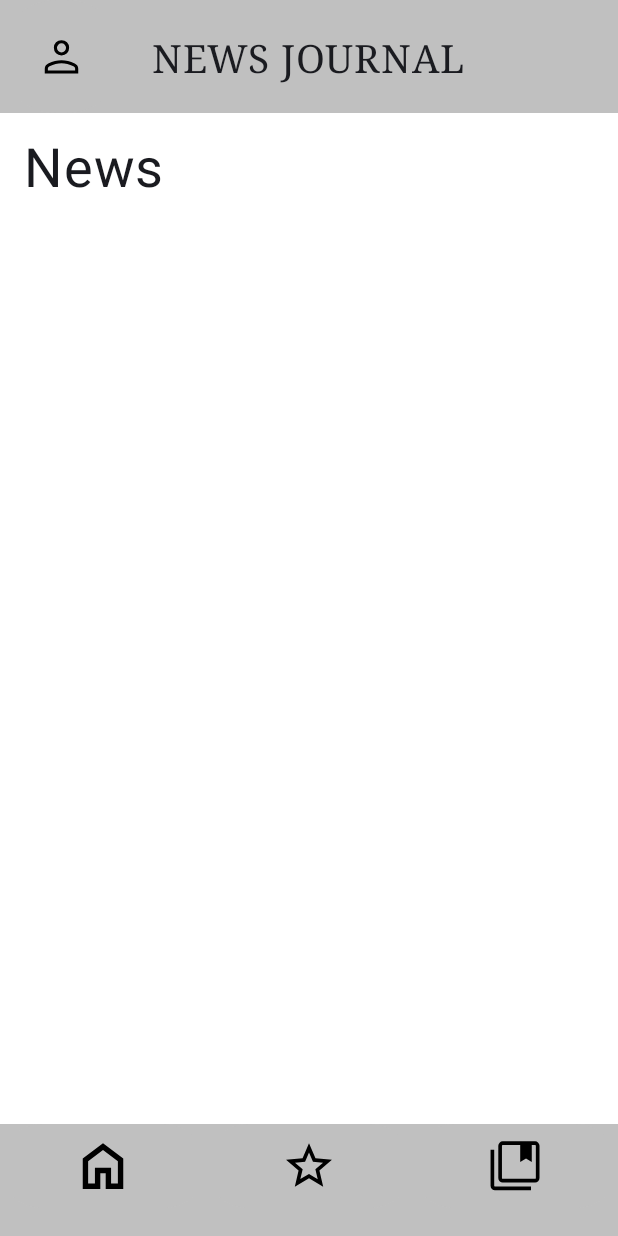
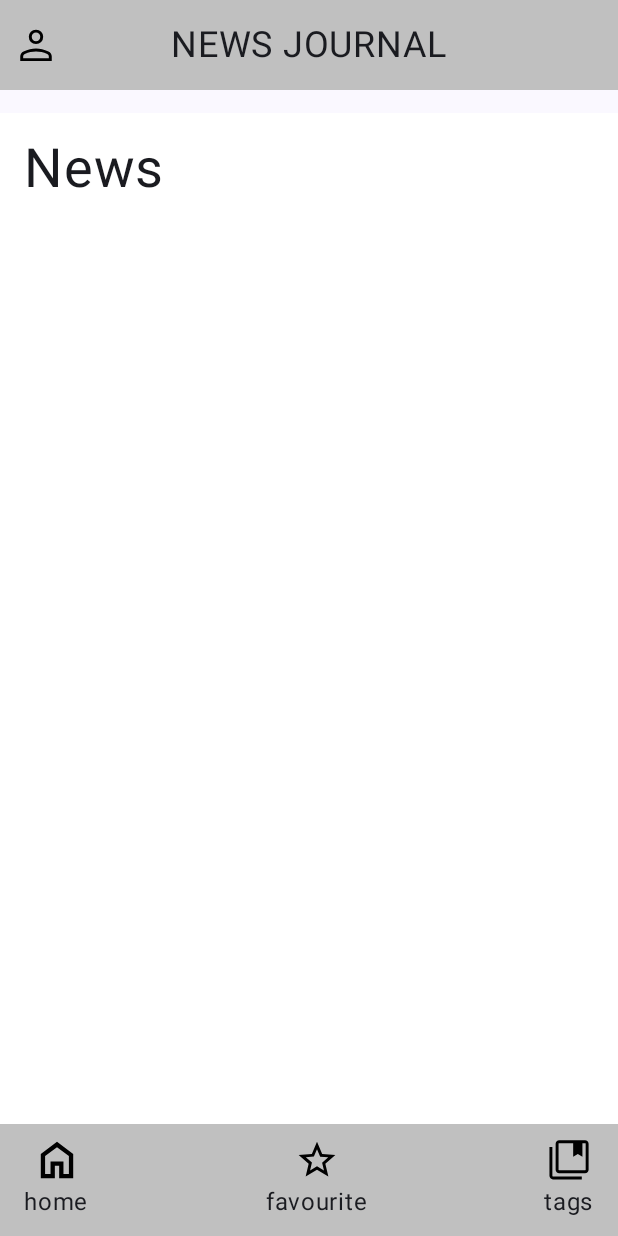
Before and after one commit to ArturHodorovskij/NewsJournal, an Android app built with Jetpack Compose: the composable HomePage shown on its own in the app's theme, on a phone screen of 412 x 824 dp. Run offline under Robolectric (Android 15) with nearby library versions, the phone set to English and light mode, and no system bars.

Commit message:
рефач

```diff
--- a/app/src/main/AndroidManifest.xml
+++ b/app/src/main/AndroidManifest.xml
@@ -6,14 +6,14 @@
         android:allowBackup="true"
         android:dataExtractionRules="@xml/data_extraction_rules"
         android:fullBackupContent="@xml/backup_rules"
-        android:icon="@mipmap/ic_launcher"
+        android:icon="@drawable/home1"
         android:label="@string/app_name"
-        android:roundIcon="@mipmap/ic_launcher_round"
+        android:roundIcon="@drawable/home1"
         android:supportsRtl="true"
         android:theme="@style/Theme.NewsJournal"
         tools:targetApi="31">
         <activity
-            android:name=".MainActivity"
+            android:name=".feed.MainActivity"
             android:exported="true"
             android:label="@string/app_name"
             android:theme="@style/Theme.NewsJournal">
--- a/app/src/main/java/com/example/newsjournal/MainActivity.kt
+++ /dev/null
@@ -1,262 +0,0 @@
-package com.example.newsjournal
-
-import android.os.Bundle
-import androidx.activity.ComponentActivity
-import androidx.activity.compose.setContent
-import androidx.activity.enableEdgeToEdge
-import androidx.compose.foundation.Image
-import androidx.compose.foundation.background
-import androidx.compose.foundation.border
-import androidx.compose.foundation.clickable
-import androidx.compose.foundation.layout.Arrangement
-import androidx.compose.foundation.layout.Box
-import androidx.compose.foundation.layout.Column
-import androidx.compose.foundation.layout.Row
-import androidx.compose.foundation.layout.fillMaxSize
-import androidx.compose.foundation.layout.height
-import androidx.compose.foundation.layout.padding
-import androidx.compose.foundation.layout.size
-import androidx.compose.foundation.shape.RoundedCornerShape
-import androidx.compose.material3.MaterialTheme
-import androidx.compose.material3.Surface
-import androidx.compose.material3.Text
-import androidx.compose.runtime.Composable
-import androidx.compose.ui.Alignment
-import androidx.compose.ui.Modifier
-import androidx.compose.ui.graphics.Color
-import androidx.compose.ui.text.font.FontFamily
-import androidx.compose.ui.text.style.TextAlign
-import androidx.compose.ui.tooling.preview.Preview
-import androidx.compose.ui.unit.dp
-import androidx.compose.ui.unit.sp
-import com.example.newsjournal.ui.theme.NewsJournalTheme
-import androidx.compose.material3.Button
-import androidx.compose.material3.ButtonDefaults
-import androidx.compose.ui.graphics.painter.Painter
-import androidx.compose.ui.res.painterResource
-import androidx.compose.ui.text.font.FontWeight
-
-class MainActivity : ComponentActivity() {
-    override fun onCreate(savedInstanceState: Bundle?) {
-        super.onCreate(savedInstanceState)
-        enableEdgeToEdge()
-        setContent {
-            NewsJournalTheme {
-                Surface(
-                    modifier = Modifier.fillMaxSize(),
-                    color = MaterialTheme.colorScheme.background
-                ) {
-                    LoadingPage(
-                    )
-                }
-            }
-        }
-    }
-}
-
-
-@Composable
-fun LogoText() {
-    Text(
-        text = "NJ",
-        fontSize = 80.sp,
-        fontFamily = FontFamily.Serif,
-        lineHeight = 150.sp,
-        textAlign = TextAlign.Center,
-        modifier = Modifier
-            .border(width = 6.dp, color = Color.Black, shape = RoundedCornerShape(20.dp))
-            .padding(10.dp)
-    )
-}
-
-@Composable
-fun LoadingPage() {
-    Box(
-        contentAlignment = Alignment.Center,
-        modifier = Modifier
-            .fillMaxSize()
-            .background(Color.White)
-    ) {
-        LogoText()
-    }
-}
-
-//////////////////////////////////////////////////////////////////////////////
-@Composable
-fun TopLine() {
-    val loginIcon = painterResource(R.drawable.person2)
-    Row() {
-        Box(
-            modifier = Modifier
-                .background(Color(0xFFC0C0C0))
-                .height(80.dp)
-                .weight(1f)
-        ) {
-            BarNavigationItem(loginIcon)
-        }
-
-        Box(
-            modifier = Modifier
-                .background(Color(0xFFC0C0C0))
-                .height(80.dp)
-                .weight(3f)
-        )
-        {
-            Text(
-                text = "NEWS JOURNAL",
-                fontSize = 26.sp,
-                lineHeight = 80.sp,
-                textAlign = TextAlign.Center,
-                fontFamily = FontFamily.Serif,
-                fontWeight = FontWeight(550),
-                modifier = Modifier
-                    .fillMaxSize()
-            )
-        }
-        Box(
-            modifier = Modifier
-                .background(Color(0xFFC0C0C0))
-                .height(80.dp)
-                .weight(1f)
-        )
-    }
-}
-
-
-@Composable
-fun MidlLine() {
-    Box(
-        modifier = Modifier
-            .background(Color.White)
-            .fillMaxSize()
-    ) {
-        Text(
-            text = "News",
-            fontSize = 36.sp,
-
-//            textAlign = TextAlign.End   а схуя это оно тут так не работает как вверху?
-            modifier = Modifier
-                .padding(16.dp)
-                .clickable {  }
-
-        )
-    }
-}
-
-@Composable
-fun DownLine() {
-    val homeIcon = painterResource(R.drawable.home1)
-    val saveIcon = painterResource(R.drawable.star1)
-    val tagsIcon = painterResource(R.drawable.tagscollection1)
-    Row() {
-        Box(
-            modifier = Modifier
-                .background(Color(0xFFC0C0C0))
-                .height(80.dp)
-                .weight(1f)
-        ) {
-            Button(
-                onClick = {},
-                colors = ButtonDefaults.buttonColors(containerColor = Color(0xFFC0C0C0))
-            ) {
-                Image(
-                    painter = homeIcon,
-                    contentDescription = null,
-                    modifier = Modifier
-                        .size(40.dp)
-                        .weight(1f)
-                        .align(alignment = Alignment.CenterVertically)
-                )
-            }
-        }
-        Box(
-            modifier = Modifier
-                .background(Color(0xFFC0C0C0))
-                .height(80.dp)
-                .weight(1f)
-        )
-        {
-            Button(
-                onClick = {},
-                colors = ButtonDefaults.buttonColors(containerColor = Color(0xFFC0C0C0))
-            ) {
-                Image(
-                    painter = saveIcon,
-                    contentDescription = null,
-                    modifier = Modifier
-                        .size(40.dp)
-                        .weight(1f)
-                )
-            }
-        }
-        Box(
-            modifier = Modifier
-                .background(Color(0xFFC0C0C0))
-                .height(80.dp)
-                .weight(1f)
-        )
-        {
-            Button(
-                onClick = {},
-                colors = ButtonDefaults.buttonColors(containerColor = Color(0xFFC0C0C0))
-
-            ) {
-                Image(
-                    painter = tagsIcon,
-                    contentDescription = null,
-                    modifier = Modifier
-                        .size(40.dp)
-                        .weight(1f)
-                )
-            }
-        }
-    }
-}
-
-@Composable
-fun HomePage() {
-    Column(modifier = Modifier.fillMaxSize(), verticalArrangement = Arrangement.SpaceBetween) {
-        Box(modifier = Modifier.weight(1f)) {
-            TopLine()
-        }
-        Box(modifier = Modifier.weight(9f)) {
-            MidlLine()
-        }
-
-        Box(modifier = Modifier.weight(1f)) {
-            DownLine()
-        }
-    }
-}
-
-@Composable
-fun BarNavigationItem(image: Painter) {
-    Button(
-        onClick = {},
-        colors = ButtonDefaults.buttonColors(containerColor = Color(0xFFC0C0C0))
-    ) {
-        Image(
-            painter = image,
-            contentDescription = null,
-            modifier = Modifier
-                .size(80.dp)
-        )
-    }
-}
-
-
-//@Preview(showBackground = true, showSystemUi = true)
-//@Composable
-//fun GreetingPreview() {
-//    NewsJournalTheme {
-//        LoadingPage()
-//    }
-//}
-
-@Preview(showBackground = true, showSystemUi = true)
-@Composable
-fun GreetingPreview2() {
-    NewsJournalTheme {
-        HomePage()
-    }
-}
--- /dev/null
+++ b/app/src/main/java/com/example/newsjournal/design/TopAppBar.kt
@@ -0,0 +1,93 @@
+package com.example.newsjournal.design
+
+import androidx.compose.foundation.Image
+import androidx.compose.foundation.background
+import androidx.compose.foundation.clickable
+import androidx.compose.foundation.layout.Arrangement
+import androidx.compose.foundation.layout.Box
+import androidx.compose.foundation.layout.Row
+import androidx.compose.foundation.layout.fillMaxWidth
+import androidx.compose.foundation.layout.height
+import androidx.compose.foundation.layout.padding
+import androidx.compose.foundation.layout.size
+import androidx.compose.foundation.layout.width
+import androidx.compose.material3.Text
+import androidx.compose.runtime.Composable
+import androidx.compose.ui.Alignment
+import androidx.compose.ui.Modifier
+import androidx.compose.ui.graphics.painter.Painter
+import androidx.compose.ui.res.painterResource
+import androidx.compose.ui.text.style.TextAlign
+import androidx.compose.ui.tooling.preview.Preview
+import androidx.compose.ui.unit.dp
+import androidx.compose.ui.unit.sp
+import com.example.newsjournal.R
+import com.example.newsjournal.ui.theme.defaultBackground
+
+@Composable
+fun TopAppBar(
+    startImage: Painter? = null,
+    title: String,
+    endImage: Painter? = null,
+    startImageClick: () -> Unit
+) {
+    Row(
+        modifier = Modifier
+            .fillMaxWidth()
+            .height(60.dp)
+            .background(defaultBackground),
+        horizontalArrangement = Arrangement.SpaceBetween,
+        verticalAlignment = Alignment.CenterVertically
+    ) {
+        if (startImage != null) {
+            Image(
+                modifier = Modifier
+                    .size(48.dp)
+                    .padding(horizontal = 8.dp)
+                    .clickable { startImageClick() },
+                painter = startImage,
+                contentDescription = ""
+            )
+        }
+
+        Text(
+            text = title,
+            fontSize = 24.sp,
+            textAlign = TextAlign.Start
+        )
+
+        if (endImage != null) {
+            Image(
+                modifier = Modifier
+                    .size(48.dp)
+                    .padding(horizontal = 8.dp),
+                painter = endImage,
+                contentDescription = ""
+            )
+        } else {
+            Box(modifier = Modifier.width(48.dp))
+        }
+    }
+}
+
+@Preview(showBackground = true)
+@Composable
+fun PrimaryTopAppbarPreview() {
+    TopAppBar(
+        startImage = painterResource(R.drawable.person2),
+        endImage = painterResource(R.drawable.star1),
+        title = "title",
+        startImageClick = {}
+    )
+}
+
+@Preview(showBackground = true)
+@Composable
+fun SecondaryTopAppbarPreview() {
+    TopAppBar(
+        startImage = painterResource(R.drawable.person2),
+        endImage = null,
+        title = "Title",
+        startImageClick = {}
+    )
+}
--- /dev/null
+++ b/app/src/main/java/com/example/newsjournal/feed/MainActivity.kt
@@ -0,0 +1,176 @@
+package com.example.newsjournal.feed
+
+import android.content.Context
+import android.os.Bundle
+import android.widget.Toast
+import androidx.activity.ComponentActivity
+import androidx.activity.compose.setContent
+import androidx.activity.enableEdgeToEdge
+import androidx.compose.foundation.Image
+import androidx.compose.foundation.background
+import androidx.compose.foundation.border
+import androidx.compose.foundation.clickable
+import androidx.compose.foundation.layout.Arrangement
+import androidx.compose.foundation.layout.Box
+import androidx.compose.foundation.layout.Column
+import androidx.compose.foundation.layout.Row
+import androidx.compose.foundation.layout.fillMaxSize
+import androidx.compose.foundation.layout.padding
+import androidx.compose.foundation.layout.size
+import androidx.compose.foundation.shape.RoundedCornerShape
+import androidx.compose.material3.MaterialTheme
+import androidx.compose.material3.Surface
+import androidx.compose.material3.Text
+import androidx.compose.runtime.Composable
+import androidx.compose.ui.Alignment
+import androidx.compose.ui.Modifier
+import androidx.compose.ui.graphics.Color
+import androidx.compose.ui.graphics.painter.Painter
+import androidx.compose.ui.res.painterResource
+import androidx.compose.ui.text.font.FontFamily
+import androidx.compose.ui.text.style.TextAlign
+import androidx.compose.ui.tooling.preview.Preview
+import androidx.compose.ui.unit.dp
+import androidx.compose.ui.unit.sp
+import com.example.newsjournal.R
+import com.example.newsjournal.design.TopAppBar
+import com.example.newsjournal.ui.theme.NewsJournalTheme
+import com.example.newsjournal.ui.theme.defaultBackground
+
+class MainActivity : ComponentActivity() {
+    override fun onCreate(savedInstanceState: Bundle?) {
+        super.onCreate(savedInstanceState)
+        enableEdgeToEdge()
+        setContent {
+            NewsJournalTheme {
+                Surface(
+                    modifier = Modifier.fillMaxSize(),
+                    color = MaterialTheme.colorScheme.background
+                ) {
+                    HomePage(this)
+                }
+            }
+        }
+        applicationContext
+    }
+}
+
+@Composable
+fun HomePage(context: Context) {
+    Column(
+        modifier = Modifier.fillMaxSize(),
+        verticalArrangement = Arrangement.SpaceBetween
+    ) {
+        Box(modifier = Modifier.weight(1f)) {
+            TopAppBar(
+                title = "NEWS JOURNAL",
+                startImage = painterResource(R.drawable.person2),
+                startImageClick = {
+                    Toast.makeText(context, "text", Toast.LENGTH_LONG).show()
+                }
+            )
+        }
+
+        Box(modifier = Modifier.weight(9f)) {
+            MidlLine()
+        }
+
+        Box(modifier = Modifier.weight(1f)) {
+            DownLine()
+        }
+    }
+}
+
+@Composable
+fun MidlLine() {
+    Box(
+        modifier = Modifier
+            .background(Color.White)
+            .fillMaxSize()
+    ) {
+        Text(
+            text = "News",
+            fontSize = 36.sp,
+
+            modifier = Modifier
+                .padding(16.dp)
+                .clickable { }
+
+        )
+    }
+}
+
+@Composable
+fun DownLine() {
+    val homeIcon = painterResource(R.drawable.home1)
+    val saveIcon = painterResource(R.drawable.star1)
+    val tagsIcon = painterResource(R.drawable.tagscollection1)
+
+    Row(
+        modifier = Modifier
+            .fillMaxSize()
+            .background(defaultBackground)
+            .padding(horizontal = 16.dp, vertical = 8.dp),
+        horizontalArrangement = Arrangement.SpaceBetween
+    ) {
+        BarNavigationItem(homeIcon, "home")
+
+        BarNavigationItem(saveIcon, "favourite")
+
+        BarNavigationItem(tagsIcon, "tags")
+    }
+}
+
+@Composable
+fun LogoText() {
+    Text(
+        text = "NJ",
+        fontSize = 80.sp,
+        fontFamily = FontFamily.Serif,
+        lineHeight = 150.sp,
+        textAlign = TextAlign.Center,
+        modifier = Modifier
+            .border(
+                width = 6.dp,
+                color = Color.Black,
+                shape = RoundedCornerShape(20.dp)
+            )
+            .padding(10.dp)
+    )
+}
+
+@Composable
+fun LoadingPage() {
+    Box(
+        contentAlignment = Alignment.Center,
+        modifier = Modifier
+            .fillMaxSize()
+            .background(Color.White)
+    ) {
+        LogoText()
+    }
+}
+
+@Composable
+fun BarNavigationItem(
+    image: Painter,
+    buttonText: String
+) {
+    Column(horizontalAlignment = Alignment.CenterHorizontally) {
+        Image(
+            painter = image,
+            contentDescription = null,
+            modifier = Modifier
+                .size(32.dp)
+        )
+        Text(text = buttonText)
+    }
+}
+
+@Preview(showBackground = true, showSystemUi = true)
+@Composable
+fun GreetingPreview2() {
+    NewsJournalTheme {
+//        HomePage()
+    }
+}
--- a/app/src/main/java/com/example/newsjournal/ui/theme/Color.kt
+++ b/app/src/main/java/com/example/newsjournal/ui/theme/Color.kt
@@ -9,3 +9,5 @@ val Pink80 = Color(0xFFEFB8C8)
 val Purple40 = Color(0xFF6650a4)
 val PurpleGrey40 = Color(0xFF625b71)
 val Pink40 = Color(0xFF7D5260)
+
+val defaultBackground = Color(0xFFC0C0C0)
```
Also changed, not shown: settings.gradle.kts (line endings or trailing spaces).
